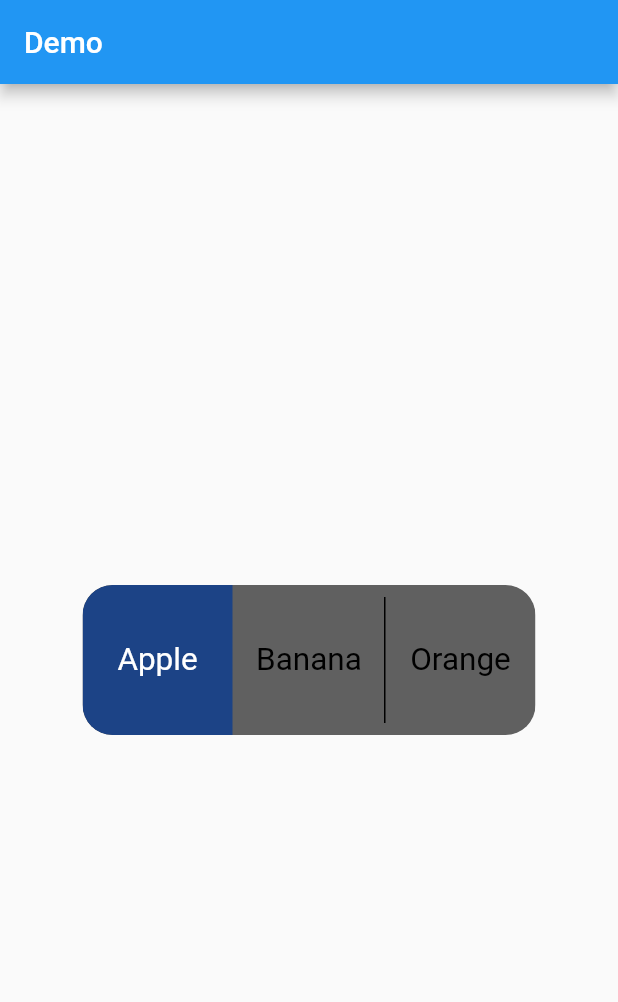
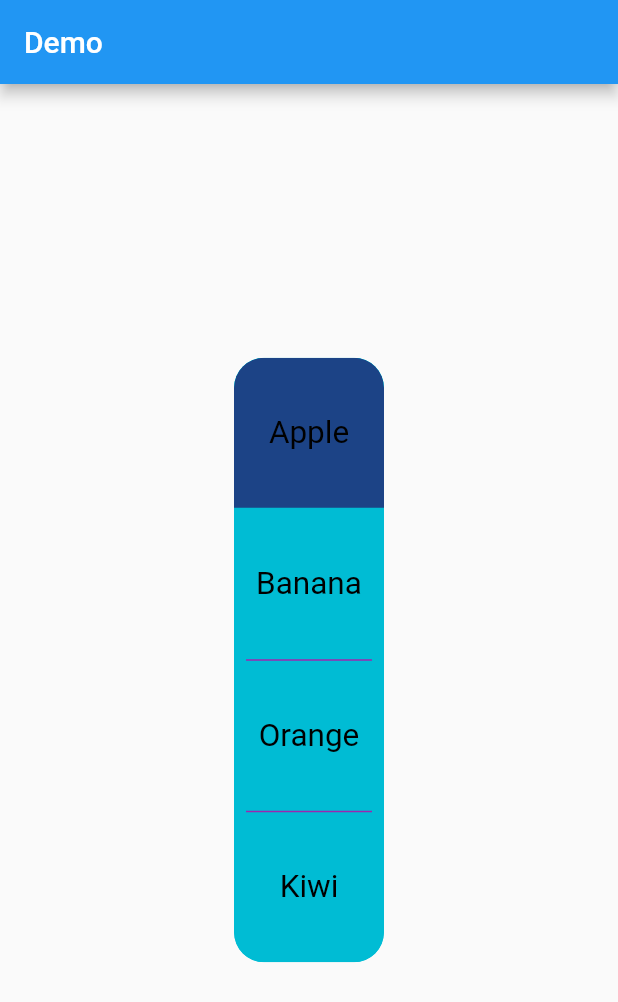
Before and after one commit to trey-a-hope/Demos, a Flutter app: the screen it shows after launch, on a phone screen of 412 x 824 dp. Shown: the top 1002 px of the screen. Run offline on Flutter 3.47's test engine with Material 2 defaults, Android fonts, the phone set to English and light mode, and no system bars; drawn by our look-alikes of toggle_switch.

Commit message:
Modified Properties
* Updated properties for the demo.

```diff
--- a/lib/demo_page.dart
+++ b/lib/demo_page.dart
@@ -9,7 +9,7 @@ class DemoPage extends StatefulWidget {
 }
 
 class _DemoPageState extends State<DemoPage> {
-  final List<String> _labels = ['Apple', 'Banana', 'Orange'];
+  final List<String> _labels = ['Apple', 'Banana', 'Orange', 'Kiwi'];
 
   @override
   void initState() {
@@ -24,20 +24,19 @@ class _DemoPageState extends State<DemoPage> {
       ),
       body: Center(
         child: ToggleSwitch(
-          /// Border color.
-          borderColor: null,
+          /* Top 20 Properties */
 
           /// Divider color.
-          dividerColor: Colors.black,
+          dividerColor: Colors.purple,
 
           /// Active background color.
-          activeBgColor: null,
+          activeBgColor: [Colors.green],
 
           /// Active foreground color.
-          activeFgColor: null,
+          activeFgColor: Colors.black,
 
-          /// Inactive background color
-          inactiveBgColor: null,
+          /// Inactive background color.
+          inactiveBgColor: Colors.cyan,
 
           /// Inactive foreground color.
           inactiveFgColor: Colors.black,
@@ -49,7 +48,7 @@ class _DemoPageState extends State<DemoPage> {
           totalSwitches: _labels.length,
 
           /// List of icons.
-          icons: null,
+          // icons: _labels.map((label) => Icons.computer).toList(),
 
           /// List of active foreground colors.
           activeBgColors: _labels
@@ -58,18 +57,6 @@ class _DemoPageState extends State<DemoPage> {
                         .withOpacity(1.0)
                   ])
               .toList(),
-
-          /// List of custom text styles.
-          customTextStyles: null,
-
-          /// List of custom icons.
-          customIcons: null,
-
-          /// List of custom widths.
-          customWidths: null,
-
-          /// List of custom heights.
-          customHeights: null,
 
           /// Minimum switch width.
           minWidth: 100,
@@ -86,19 +73,54 @@ class _DemoPageState extends State<DemoPage> {
           /// Icon size.
           iconSize: 21,
 
-          /// Divider margin.
-          dividerMargin: 8,
+          /// OnToggle function.
+          onToggle: (index) {
+            debugPrint('$index');
+          },
+
+          /// Change selection on tap.
+          changeOnTap: true,
+
+          /// Confirm if text direction is set right-to-left.
+          textDirectionRTL: false,
+
+          /// Initial label index, set to null for no chosen initial value (all options inactive).
+          initialLabelIndex: 0,
+
+          /// Tap active switch to de-activate/de-select.
+          doubleTapDisable: true,
+
+          /// Use toggle switch vertically.
+          isVertical: true,
+
+          /* Other 10 */
+
+          /// Border color.
+          borderColor: null,
 
           /// Border width.
           borderWidth: null,
 
-          /// OnToggle function.
-          onToggle: (index) {
-            print('switched to: $index');
-          },
+          /// List of custom text styles.
+          customTextStyles: null,
 
-          /// Change selection on tap.
-          changeOnTap: true,
+          /// List of custom icons.
+          customIcons: null,
+
+          /// List of custom widths.
+          customWidths: null,
+
+          /// List of custom heights.
+          customHeights: null,
+
+          /// Set a border only to the active toggle component.
+          activeBorders: null,
+
+          /// Set radius style.
+          radiusStyle: false,
+
+          /// Animation curve.
+          curve: Curves.easeIn,
 
           /// Set animation.
           animate: true,
@@ -106,26 +128,8 @@ class _DemoPageState extends State<DemoPage> {
           /// Set animation duration.
           animationDuration: 1,
 
-          /// Set radius style.
-          radiusStyle: false,
-
-          /// Confirm if text direction is set right-to-left.
-          textDirectionRTL: false,
-
-          /// Animation curve
-          curve: Curves.easeIn,
-
-          /// Initial label index, set to null for no chosen initial value (all options inactive).
-          initialLabelIndex: 0,
-
-          /// Tap active switch to de-activate/de-select.
-          doubleTapDisable: false,
-
-          /// Use toggle switch vertically.
-          isVertical: false,
-
-          /// Set a border only to the active toggle component.
-          activeBorders: null,
+          /// Divider margin.
+          dividerMargin: 8.0,
         ),
       ),
     );
```
Also changed, not shown: 1 other file.
